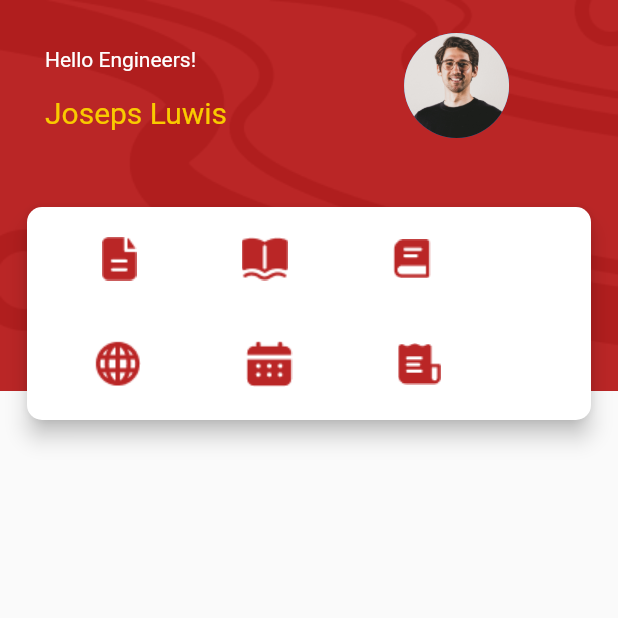
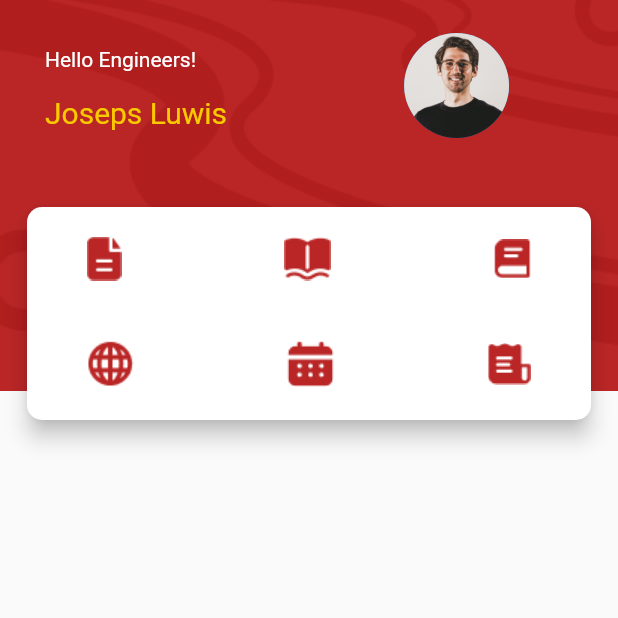
Before and after one commit to harisani/flutter_sate, a Flutter app: the screen it shows after launch, after a tap on "LOGIN", on a phone screen of 412 x 824 dp, the top half of it. Run offline on Flutter 3.47's test engine with Material 2 defaults, Android fonts, the phone set to English and light mode, and no system bars; our stand-ins replace get.

Commit message:
perbaikan home

```diff
--- /dev/null
+++ b/lib/home1.dart
@@ -0,0 +1,113 @@
+import 'package:flutter/material.dart';
+
+class Home1 extends StatelessWidget {
+  @override
+  Widget build(BuildContext context) {
+    var size = MediaQuery.of(context).size;
+    return Scaffold(
+        body: Stack(
+      children: <Widget>[
+        Container(
+            height: size.height * 3,
+            decoration: BoxDecoration(
+                image: DecorationImage(
+                    alignment: Alignment.topCenter,
+                    image: AssetImage("assets/images/bg_main.png")))),
+        SafeArea(
+          child: Padding(
+            padding: const EdgeInsets.all(14.0),
+            child: Column(
+              children: <Widget>[
+                Container(
+                  height: 90,
+                  child: Padding(
+                    padding: const EdgeInsets.all(8.0),
+                    child: Row(
+                      mainAxisAlignment: MainAxisAlignment.start,
+                      children: <Widget>[
+                        Column(
+                          mainAxisAlignment: MainAxisAlignment.center,
+                          crossAxisAlignment: CrossAxisAlignment.start,
+                          children: <Widget>[
+                            Padding(
+                              padding: const EdgeInsets.all(8.0),
+                              child: Text("Hello Engineers!",
+                                  style: TextStyle(
+                                      color: Colors.white, fontSize: 14)),
+                            ),
+                            Padding(
+                              padding: const EdgeInsets.all(8.0),
+                              child: Text(
+                                "Joseps Luwis",
+                                style: TextStyle(
+                                    color: Color.fromRGBO(249, 202, 0, 1),
+                                    fontSize: 20),
+                              ),
+                            )
+                          ],
+                        ),
+                        SizedBox(
+                          width: 110.0,
+                        ),
+                        Column(
+                          children: [
+                            CircleAvatar(
+                              radius: 35,
+                              backgroundImage:
+                                  AssetImage("assets/images/avatar.jpg"),
+                            ),
+                          ],
+                        )
+                      ],
+                    ),
+                  ),
+                ),
+                Padding(
+                  padding: const EdgeInsets.only(top: 30),
+                  child: Positioned(
+                      top: 250.0,
+                      child: Container(
+                        height: 150,
+                        width: MediaQuery.of(context).size.width,
+                        child: Card(
+                          shape: RoundedRectangleBorder(
+                              borderRadius:
+                                  BorderRadius.all(Radius.circular(10))),
+                          elevation: 6.0,
+                          child: Column(
+                            children: [
+                              Padding(
+                                padding: const EdgeInsets.fromLTRB(40, 20, 40,20),
+                                child: Row(
+                                  mainAxisAlignment: MainAxisAlignment.spaceBetween,
+                                  children: <Widget>[
+                                    Image(image: AssetImage("assets/images/icon_jurnal.png")),
+                                    Image(image: AssetImage("assets/images/icon_materi.png")),
+                                    Image(image: AssetImage("assets/images/icon_buku.png")),
+                                  ],
+                                ),
+                              ),
+                              Padding(
+                                padding: const EdgeInsets.fromLTRB(40, 20, 40,20),
+                                child: Row(
+                                  mainAxisAlignment: MainAxisAlignment.spaceBetween,
+                                  children: <Widget>[
+                                    Image(image: AssetImage("assets/images/icon_web.png")),
+                                    Image(image: AssetImage("assets/images/icon_kalender.png")),
+                                    Image(image: AssetImage("assets/images/icon_skripsi.png")),
+                                  ],
+                                ),
+                              )
+                            ],
+                          ),
+                        ),
+                      )),
+                )
+              ],
+            ),
+          ),
+        )
+      ],
+    ));
+  }
+}
--- a/lib/view/login.dart
+++ b/lib/view/login.dart
@@ -1,5 +1,7 @@
 import 'package:flutter/material.dart';
 import 'package:sate/home.dart';
+import 'package:sate/home1.dart';
+import 'package:sate/main.dart';
 import 'package:sate/view/forgetPassword.dart';
 import 'package:sate/view/signup.dart';
 
@@ -94,7 +96,7 @@ class _MyStatefulWidgetState extends State<MyStatefulWidget> {
                   ),
                   onPressed: () {
                     Navigator.pushReplacement(context,
-                        MaterialPageRoute(builder: (context) => Home()));
+                        MaterialPageRoute(builder: (context) => Home1()));
                   },
                 )),
             Row(
```
Also changed, not shown: 6 other files.
